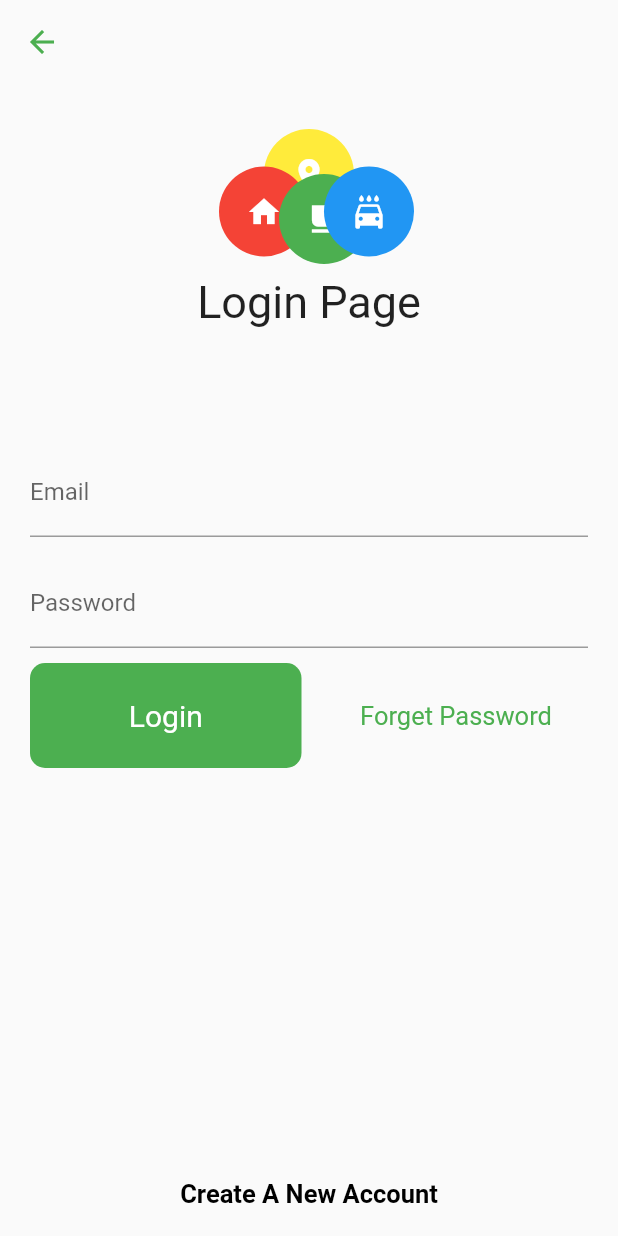
After one commit to Shrawan-git/Flutter_UI, a Flutter app: the screen it shows after launch, after a tap on "Sign in with Email", on a phone screen of 412 x 824 dp. The commit adds this screen. Run offline on Flutter 3.47's test engine with Material 2 defaults, Android fonts, the phone set to English and light mode, and no system bars.

Commit message:
Loginpage design

```diff
--- /dev/null
+++ b/lib/icon.dart
@@ -0,0 +1,58 @@
+import 'package:flutter/material.dart';
+
+class StackedIcons extends StatelessWidget {
+  @override
+  Widget build(BuildContext context) {
+    return new Stack(
+      alignment: Alignment.center,
+      children: <Widget>[
+        new Container(
+          height: 60.0,
+          width: 60.0,
+          decoration: new BoxDecoration(
+              borderRadius: new BorderRadius.circular(50.0),
+              color: Colors.yellow),
+          child: new Icon(
+            Icons.place,
+            color: Colors.white,
+          ),
+        ),
+        new Container(
+          margin: new EdgeInsets.only(right: 60.0, top: 50.0),
+          height: 60.0,
+          width: 60.0,
+          decoration: new BoxDecoration(
+              borderRadius: new BorderRadius.circular(50.0), color: Colors.red),
+          child: new Icon(
+            Icons.home,
+            color: Colors.white,
+          ),
+        ),
+        new Container(
+          margin: new EdgeInsets.only(left: 20.0, top: 60.0),
+          height: 60.0,
+          width: 60.0,
+          decoration: new BoxDecoration(
+              borderRadius: new BorderRadius.circular(50.0),
+              color: Colors.green),
+          child: new Icon(
+            Icons.local_cafe,
+            color: Colors.white,
+          ),
+        ),
+        new Container(
+          margin: new EdgeInsets.only(left: 80.0, top: 50.0),
+          height: 60.0,
+          width: 60.0,
+          decoration: new BoxDecoration(
+              borderRadius: new BorderRadius.circular(50.0),
+              color: Colors.blue),
+          child: new Icon(
+            Icons.local_car_wash,
+            color: Colors.white,
+          ),
+        )
+      ],
+    );
+  }
+}
--- /dev/null
+++ b/lib/login.dart
@@ -0,0 +1,106 @@
+import 'package:flutter/material.dart';
+import 'icon.dart';
+
+class LoginPage extends StatelessWidget {
+  @override
+  Widget build(BuildContext context) {
+    return new Scaffold(
+        appBar: new AppBar(
+          backgroundColor: Colors.transparent,
+          elevation: 0.0,
+          iconTheme: new IconThemeData(color: Colors.green),
+        ),
+        body: Container(
+          width: double.infinity,
+          child: new Column(
+            crossAxisAlignment: CrossAxisAlignment.center,
+            children: <Widget>[
+              new StackedIcons(),
+              new Row(
+                mainAxisAlignment: MainAxisAlignment.center,
+                children: <Widget>[
+                  Padding(
+                    padding: const EdgeInsets.only(top: 8.0, bottom: 80.0),
+                    child: new Text("Login Page",
+                        style: new TextStyle(fontSize: 30.0)),
+                  )
+                ],
+              ),
+              Padding(
+                padding:
+                    const EdgeInsets.symmetric(horizontal: 20.0, vertical: 0.0),
+                child: new TextField(
+                  decoration: new InputDecoration(labelText: 'Email'),
+                ),
+              ),
+              new SizedBox(
+                height: 15.0,
+              ),
+              Padding(
+                padding:
+                    const EdgeInsets.symmetric(horizontal: 20.0, vertical: 0.0),
+                child: new TextField(
+                  obscureText: true,
+                  decoration: new InputDecoration(labelText: 'Password'),
+                ),
+              ),
+              new Row(
+                children: <Widget>[
+                  Expanded(
+                    child: Padding(
+                      padding: const EdgeInsets.only(
+                          left: 20.0, right: 5.0, top: 10.0),
+                      child: new Container(
+                        alignment: Alignment.center,
+                        height: 70.0,
+                        decoration: new BoxDecoration(
+                          color: Colors.green,
+                          borderRadius: new BorderRadius.circular(10.0),
+                        ),
+                        child: new Text(
+                          "Login",
+                          style: new TextStyle(
+                              fontSize: 20.0, color: Colors.white),
+                        ),
+                      ),
+                    ),
+                  ),
+                  Expanded(
+                    child: Padding(
+                      padding: const EdgeInsets.only(
+                          left: 10.0, right: 20.0, top: 10.0),
+                      child: new Container(
+                        alignment: Alignment.center,
+                        height: 70.0,
+                        child: new Text(
+                          "Forget Password",
+                          style: new TextStyle(
+                              fontSize: 17.0, color: Colors.green),
+                        ),
+                      ),
+                    ),
+                  )
+                ],
+              ),
+              Expanded(
+                child: Column(
+                  mainAxisAlignment: MainAxisAlignment.end,
+                  children: <Widget>[
+                    Padding(
+                      padding: const EdgeInsets.only(bottom: 18.0),
+                      child: new Text(
+                        "Create A New Account",
+                        style: new TextStyle(
+                            fontSize: 17.0,
+                            color: Colors.black,
+                            fontWeight: FontWeight.bold),
+                      ),
+                    ),
+                  ],
+                ),
+              )
+            ],
+          ),
+        ));
+  }
+}
--- a/lib/main.dart
+++ b/lib/main.dart
@@ -1,4 +1,5 @@
 import 'package:flutter/material.dart';
+import './login.dart';
 
 void main() => runApp(QuickBee());
 
@@ -80,7 +81,7 @@ class MyHomePage extends StatelessWidget {
               Padding(
                 padding: const EdgeInsets.only(top: 8.0, bottom: 80.0),
                 child:
-                    new Text("Quick Bee", style: new TextStyle(fontSize: 30.0)),
+                    new Text("Home Page", style: new TextStyle(fontSize: 30.0)),
               )
             ],
           ),
@@ -89,7 +90,15 @@ class MyHomePage extends StatelessWidget {
               Expanded(
                 child: Padding(
                   padding:
-                      const EdgeInsets.only(left: 20.0, right: 10.0, top: 10.0),
+                      const EdgeInsets.only(left: 20.0, right: 20.0, top: 10.0),
+                  child: GestureDetector(
+                    onTap: () {
+                      Navigator.push(
+                          context,
+                          MaterialPageRoute(
+                            builder: (context) => LoginPage(),
+                          ));
+                    },
                     child: new Container(
                       alignment: Alignment.center,
                       height: 70.0,
@@ -99,7 +108,9 @@ class MyHomePage extends StatelessWidget {
                       ),
                       child: new Text(
                         "Sign in with Email",
-                      style: new TextStyle(fontSize: 20.0, color: Colors.white),
+                        style:
+                            new TextStyle(fontSize: 20.0, color: Colors.white),
+                      ),
                     ),
                   ),
                 ),
@@ -129,7 +140,7 @@ class MyHomePage extends StatelessWidget {
               Expanded(
                 child: Padding(
                   padding:
-                      const EdgeInsets.only(left: 10.0, right: 10.0, top: 10.0),
+                      const EdgeInsets.only(left: 10.0, right: 20.0, top: 10.0),
                   child: new Container(
                     alignment: Alignment.center,
                     height: 70.0,
```
Lines whose indentation alone changed are shown as unchanged.
